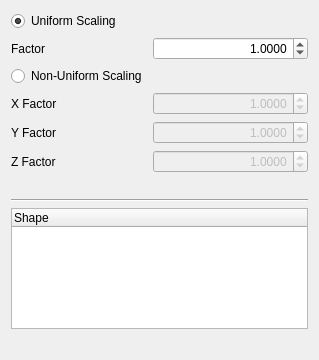
Above: src/Mod/Part/Gui/DlgScale.ui from southseact-3d/fcd before the change. Below: the same form after it.
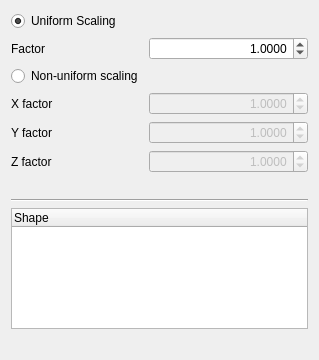
That is the form after the change.

The edit to the form file:
```diff
--- a/src/Mod/Part/Gui/DlgScale.ui
+++ b/src/Mod/Part/Gui/DlgScale.ui
@@ -19,7 +19,7 @@
      <item row="3" column="0">
       <widget class="QLabel" name="label_3">
        <property name="text">
-        <string>X Factor</string>
+        <string>X factor</string>
        </property>
       </widget>
      </item>
@@ -61,7 +61,7 @@
      <item row="5" column="0">
       <widget class="QLabel" name="label_7">
        <property name="text">
-        <string>Z Factor</string>
+        <string>Z factor</string>
        </property>
       </widget>
      </item>
@@ -109,7 +109,7 @@
      <item row="4" column="0">
       <widget class="QLabel" name="label_4">
        <property name="text">
-        <string>Y Factor</string>
+        <string>Y factor</string>
        </property>
       </widget>
      </item>
@@ -119,7 +119,7 @@
         <string>Specify a different scale factor for each cardinal direction.</string>
        </property>
        <property name="text">
-        <string>Non-Uniform Scaling</string>
+        <string>Non-uniform scaling</string>
        </property>
       </widget>
      </item>
```
Left out of the diff: 4 changed lines with no effect on the pictures.
